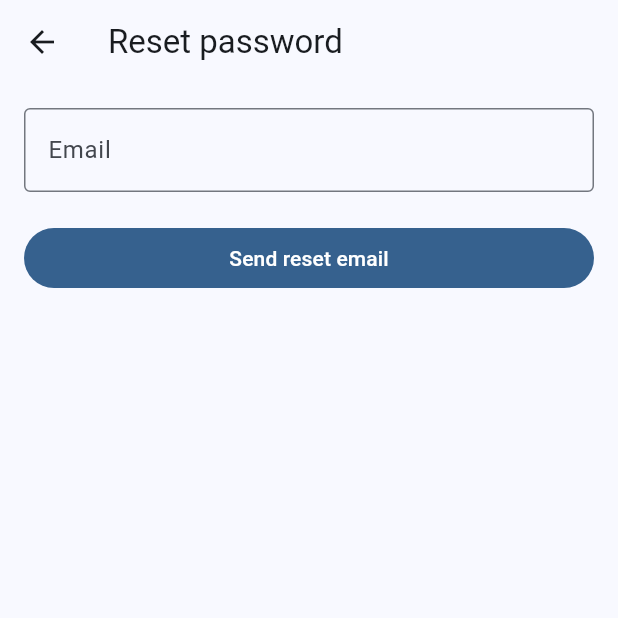
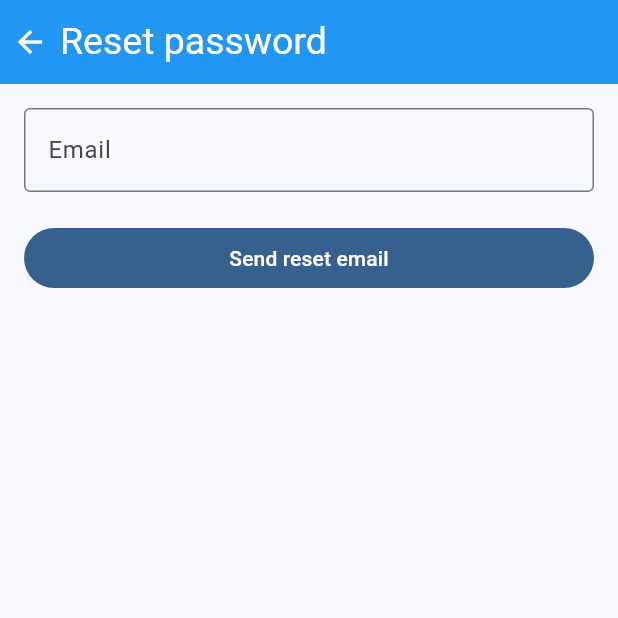
Before and after one commit to ramen-nagi/para-v3, a Flutter app: the ProfilePageResetPassword screen opened directly, on a phone screen of 412 x 824 dp, the top half of it. Run offline on Flutter 3.47's test engine with Material 3 defaults, Android fonts, the phone set to English and light mode, and no system bars; our stand-ins replace flutter_dotenv, geolocator, internet_connection_checker_plus, permission_handler, shared_preferences, supabase_flutter; missing offline and left inert: mapbox_maps_flutter, sqlite3; accounts and stored records are empty; Roboto replaces fonts that are missing (Cubao); statements that could not run were skipped.

Commit message:
Add custom font to be used in the appbar

```diff
--- /dev/null
+++ b/lib/module/appbar.dart
@@ -0,0 +1,40 @@
+import 'package:flutter/material.dart';
+
+class ParaAppBar extends StatelessWidget implements PreferredSizeWidget {
+  final String title;
+  final List<Widget>? actions;
+  final Widget? leading;
+  final bool? centerTitle;
+
+  const ParaAppBar({
+    super.key,
+    required this.title,
+    this.actions,
+    this.leading,
+    this.centerTitle,
+  });
+
+  @override
+  Size get preferredSize => const Size.fromHeight(kToolbarHeight);
+
+  @override
+  Widget build(BuildContext context) {
+    return AppBar(
+      title: Text(
+        title,
+        style: const TextStyle(
+          color: Colors.white,
+          fontFamily: 'Cubao',
+          fontSize: 25
+        ),
+      ),
+      backgroundColor: Colors.blue,
+      foregroundColor: Colors.white,
+      leadingWidth: 30,
+      titleSpacing: 10,
+      actions: actions,
+      leading: leading,
+      centerTitle: centerTitle,
+    );
+  }
+}
--- a/lib/pages/profile_page.dart
+++ b/lib/pages/profile_page.dart
@@ -2,6 +2,7 @@ import 'dart:async';
 import 'package:flutter/material.dart';
 import 'package:supabase_flutter/supabase_flutter.dart';
 import 'package:para_v3/module/profile_item_section.dart';
+import 'package:para_v3/module/appbar.dart';
 import 'package:para_v3/pages/profile_page_reset_password.dart';
 import 'package:para_v3/pages/profile_page_sign_in.dart';
 import 'package:para_v3/pages/profile_page_sign_up.dart';
@@ -131,7 +132,7 @@ class _ProfilePageState extends State<ProfilePage> {
       ];
     }
     return Scaffold(
-      appBar: AppBar(title: const Text('Profile')),
+      appBar: const ParaAppBar(title: 'Profile'),
       body: ListView(
         padding: const EdgeInsets.all(16),
         children: [
--- a/lib/pages/profile_page_reset_password.dart
+++ b/lib/pages/profile_page_reset_password.dart
@@ -1,5 +1,6 @@
 import 'dart:async';
 import 'package:flutter/material.dart';
+import 'package:para_v3/module/appbar.dart';
 import 'package:supabase_flutter/supabase_flutter.dart';
 
 class ProfilePageResetPassword extends StatefulWidget {
@@ -23,8 +24,9 @@ class _ProfilePageResetPasswordState extends State<ProfilePageResetPassword> {
     _subscription = Supabase.instance.client.auth.onAuthStateChange.listen((
       data,
     ) {
-      if (data.event == AuthChangeEvent.passwordRecovery && mounted)
+      if (data.event == AuthChangeEvent.passwordRecovery && mounted) {
         setState(() => _recovery = true);
+      }
     });
   }
 
@@ -72,16 +74,17 @@ class _ProfilePageResetPasswordState extends State<ProfilePageResetPassword> {
   }
 
   void _show(String message) {
-    if (mounted)
+    if (mounted) {
       ScaffoldMessenger.of(
         context,
       ).showSnackBar(SnackBar(content: Text(message)));
+    }
   }
 
   @override
   Widget build(BuildContext context) => Scaffold(
-    appBar: AppBar(
-      title: Text(_recovery ? 'Set new password' : 'Reset password'),
+    appBar: ParaAppBar(
+      title: _recovery ? 'Set new password' : 'Reset password',
     ),
     body: ListView(
       padding: const EdgeInsets.all(16),
--- a/lib/pages/profile_page_sign_in.dart
+++ b/lib/pages/profile_page_sign_in.dart
@@ -1,4 +1,5 @@
 import 'package:flutter/material.dart';
+import 'package:para_v3/module/appbar.dart';
 import 'package:supabase_flutter/supabase_flutter.dart';
 import 'profile_page_reset_password.dart';
 import 'profile_page_sign_up.dart';
@@ -46,7 +47,7 @@ class _ProfilePageSignInState extends State<ProfilePageSignIn> {
 
   @override
   Widget build(BuildContext context) => Scaffold(
-    appBar: AppBar(title: const Text('Sign in')),
+    appBar: const ParaAppBar(title: 'Sign in'),
     body: ListView(
       padding: const EdgeInsets.all(16),
       children: [
--- a/lib/pages/profile_page_sign_up.dart
+++ b/lib/pages/profile_page_sign_up.dart
@@ -1,4 +1,5 @@
 import 'package:flutter/material.dart';
+import 'package:para_v3/module/appbar.dart';
 import 'package:supabase_flutter/supabase_flutter.dart';
 
 class ProfilePageSignUp extends StatefulWidget {
@@ -58,7 +59,7 @@ class _ProfilePageSignUpState extends State<ProfilePageSignUp> {
 
   @override
   Widget build(BuildContext context) => Scaffold(
-    appBar: AppBar(title: const Text('Create account')),
+    appBar: const ParaAppBar(title: 'Create account'),
     body: ListView(
       padding: const EdgeInsets.all(16),
       children: [
--- a/lib/pages/reports_page.dart
+++ b/lib/pages/reports_page.dart
@@ -1,4 +1,5 @@
 import 'package:flutter/material.dart';
+import 'package:para_v3/module/appbar.dart';
 import 'package:supabase_flutter/supabase_flutter.dart';
 
 enum ReportCategory {
@@ -141,7 +142,7 @@ class _ReportsPageState extends State<ReportsPage> {
   Widget build(BuildContext context) {
     final fare = _category == ReportCategory.fareDiscrepancy;
     return Scaffold(
-      appBar: AppBar(title: const Text('Submit a Report')),
+      appBar: const ParaAppBar(title: 'Submit a Report'),
       body: Form(
         key: _formKey,
         child: ListView(padding: const EdgeInsets.all(16), children: [
--- a/lib/pages/route_suggestion_page.dart
+++ b/lib/pages/route_suggestion_page.dart
@@ -1,4 +1,5 @@
 import 'package:flutter/material.dart';
+import 'package:para_v3/module/appbar.dart';
 import 'package:mapbox_maps_flutter/mapbox_maps_flutter.dart';
 import 'package:para_v3/pages/route_suggestion_page_map.dart';
 import 'package:supabase_flutter/supabase_flutter.dart';
@@ -107,7 +108,7 @@ class _RouteSuggestionPageState extends State<RouteSuggestionPage> {
   @override
   Widget build(BuildContext context) {
     return Scaffold(
-      appBar: AppBar(title: const Text('Suggest a Route')),
+      appBar: const ParaAppBar(title: 'Suggest a Route'),
       body: Form(
         key: _formKey,
         child: ListView(
--- a/lib/pages/route_suggestion_page_map.dart
+++ b/lib/pages/route_suggestion_page_map.dart
@@ -1,4 +1,5 @@
 import 'package:flutter/material.dart';
+import 'package:para_v3/module/appbar.dart';
 import 'package:mapbox_maps_flutter/mapbox_maps_flutter.dart';
 import 'package:para_v3/module/drag_scroll_sheet.dart';
 import 'package:para_v3/module/universal_map_tile.dart';
@@ -77,7 +78,7 @@ class _RouteSuggestionPageMapState extends State<RouteSuggestionPageMap> {
   @override
   Widget build(BuildContext context) {
     return Scaffold(
-      appBar: AppBar(title: const Text('Set Route Endpoints')),
+      appBar: const ParaAppBar(title: 'Set Route Endpoints'),
       body: Stack(
         children: [
           UniversalMapTile(onCameraChanged: _onCameraChanged),
--- a/lib/pages/routes_page_map.dart
+++ b/lib/pages/routes_page_map.dart
@@ -1,4 +1,5 @@
 import 'package:flutter/material.dart';
+import 'package:para_v3/module/appbar.dart';
 import 'package:mapbox_maps_flutter/mapbox_maps_flutter.dart';
 import 'package:para_v3/module/drag_scroll_sheet.dart';
 import 'package:para_v3/module/route_suggestion_button.dart';
@@ -212,9 +213,7 @@ class _RoutesPageMapState extends State<RoutesPageMap> {
   @override
   Widget build(BuildContext context) {
     return Scaffold(
-      appBar: AppBar(
-        title: Text(widget.route.routeLongName),
-      ),
+      appBar: ParaAppBar(title: widget.route.routeLongName),
       body: Stack(
         children: [
           UniversalMapTile(
--- a/pubspec.yaml
+++ b/pubspec.yaml
@@ -72,6 +72,11 @@ flutter:
   # the material Icons class.
   uses-material-design: true
 
+  fonts:
+    - family: Cubao
+      fonts:
+        - asset: fonts\CubaoFree2-Condensed.ttf
+
   # To add assets to your application, add an assets section, like this:
   # assets:
   #   - images/a_dot_burr.jpeg
```
Also changed, not shown: lib/pages/commute_page_input.dart (+20 -15 lines), lib/pages/routes_page.dart (+15 -18 lines), lib/pages/saved_place_page.dart (+5 -6 lines), fonts/CubaoFree2-Condensed.ttf (added).
